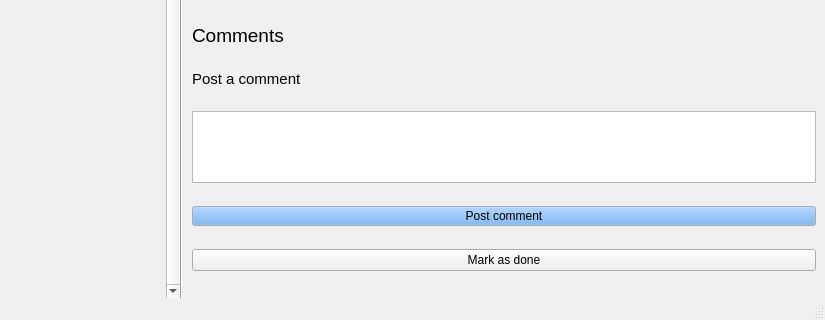
This is src/ui/ui_files/main_window.ui in sashausoskin/taskforce as Qt 5 draws it before an edit; both pictures show x 0 to 825 and y 334 to 654 of the 825 by 654 pixel window. The edited form follows.
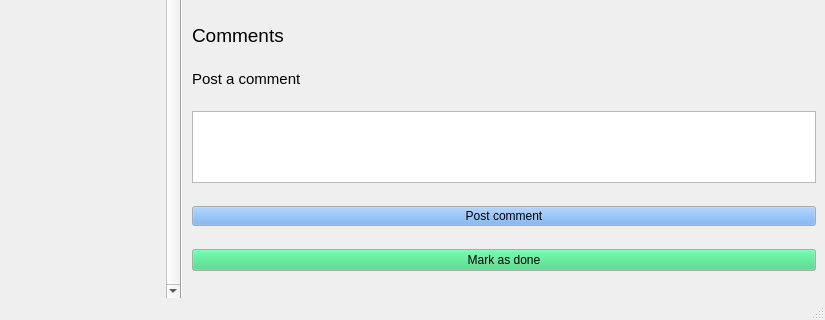
This is the edited form.

```diff
--- a/src/ui/ui_files/main_window.ui
+++ b/src/ui/ui_files/main_window.ui
@@ -589,6 +589,48 @@
         </item>
         <item>
          <widget class="QPushButton" name="markAsDoneButton">
+          <property name="palette">
+           <palette>
+            <active>
+             <colorrole role="Button">
+              <brush brushstyle="SolidPattern">
+               <color alpha="255">
+                <red>51</red>
+                <green>209</green>
+                <blue>122</blue>
+               </color>
+              </brush>
+             </colorrole>
+            </active>
+            <inactive>
+             <colorrole role="Button">
+              <brush brushstyle="SolidPattern">
+               <color alpha="255">
+                <red>51</red>
+                <green>209</green>
+                <blue>122</blue>
+               </color>
+              </brush>
+             </colorrole>
+            </inactive>
+            <disabled>
+             <colorrole role="Button">
+              <brush brushstyle="SolidPattern">
+               <color alpha="255">
+                <red>51</red>
+                <green>209</green>
+                <blue>122</blue>
+               </color>
+              </brush>
+             </colorrole>
+            </disabled>
+           </palette>
+          </property>
+          <property name="font">
+           <font>
+            <stylestrategy>PreferAntialias</stylestrategy>
+           </font>
+          </property>
           <property name="text">
            <string>Mark as done</string>
           </property>
```
